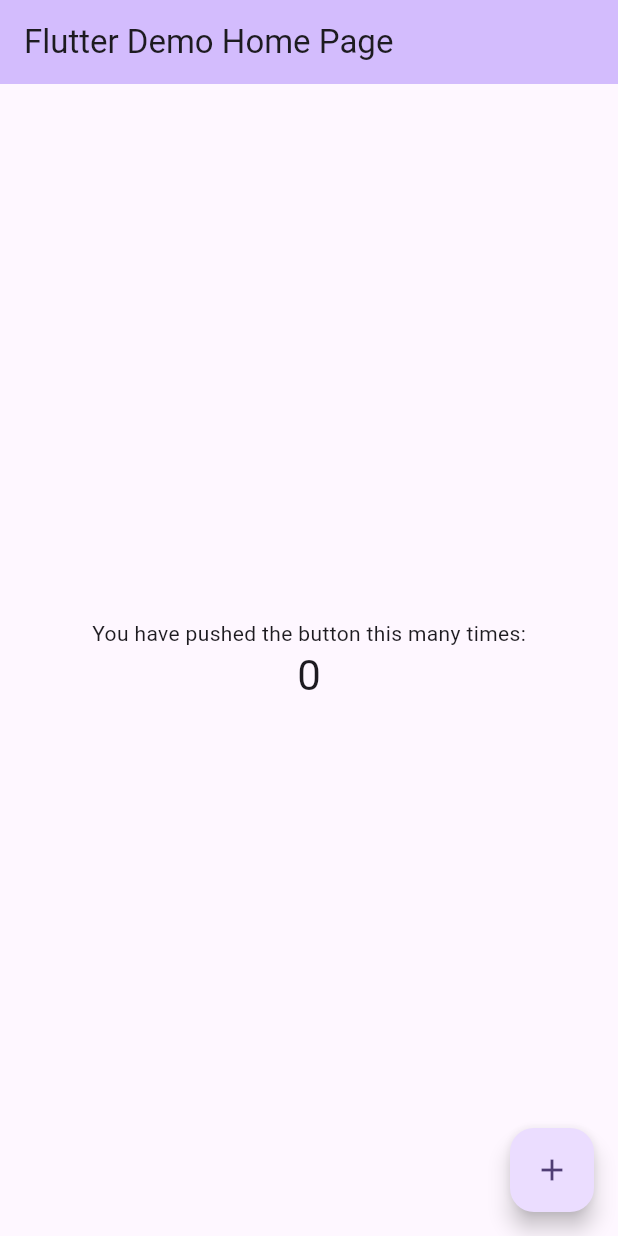
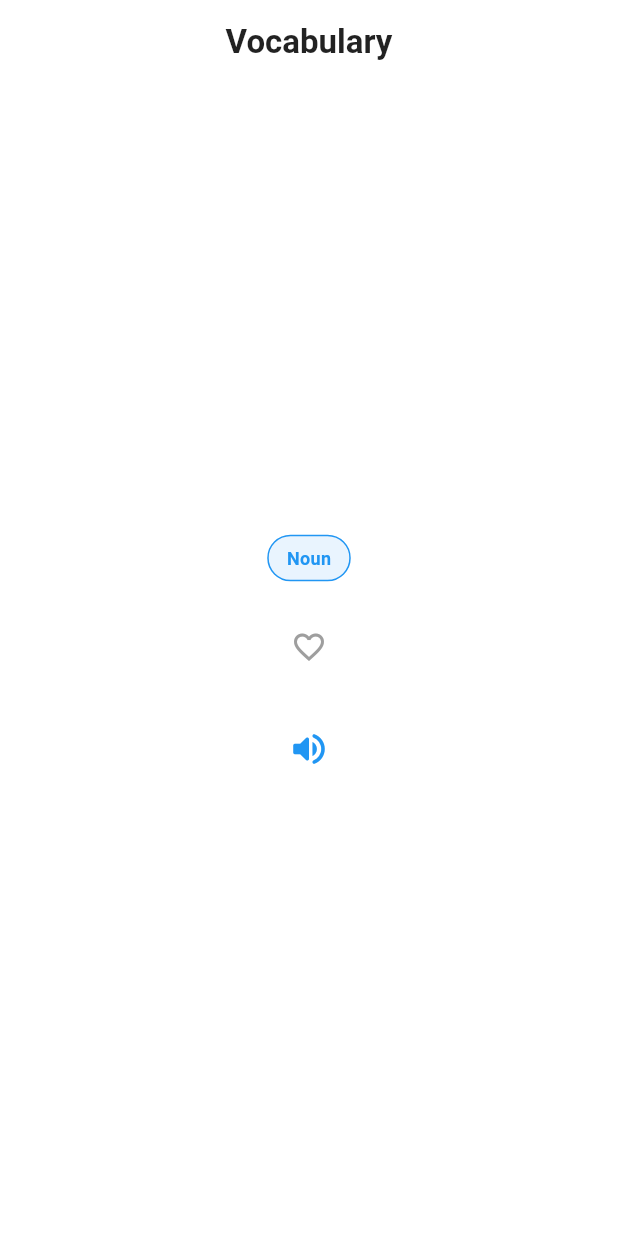
Before and after one commit to Ransley77/UTS-MobileProgramming, a Flutter app: the screen it shows after launch, on a phone screen of 412 x 824 dp. Run offline on Flutter 3.47's test engine with Material 3 defaults, Android fonts, the phone set to English and light mode, and no system bars.

Commit message:
Membuat dasar layar utama dan menambahkan tombol audio

```diff
--- a/lib/main.dart
+++ b/lib/main.dart
@@ -1,122 +1,20 @@
 import 'package:flutter/material.dart';
 
+import 'screens/vocabulary_screen.dart';
+
 void main() {
-  runApp(const MyApp());
+  runApp(const QuadraApp());
 }
 
-class MyApp extends StatelessWidget {
-  const MyApp({super.key});
+class QuadraApp extends StatelessWidget {
+  const QuadraApp({super.key});
 
-  // This widget is the root of your application.
   @override
   Widget build(BuildContext context) {
-    return MaterialApp(
-      title: 'Flutter Demo',
-      theme: ThemeData(
-        // This is the theme of your application.
-        //
-        // TRY THIS: Try running your application with "flutter run". You'll see
-        // the application has a purple toolbar. Then, without quitting the app,
-        // try changing the seedColor in the colorScheme below to Colors.green
-        // and then invoke "hot reload" (save your changes or press the "hot
-        // reload" button in a Flutter-supported IDE, or press "r" if you used
-        // the command line to start the app).
-        //
-        // Notice that the counter didn't reset back to zero; the application
-        // state is not lost during the reload. To reset the state, use hot
-        // restart instead.
-        //
-        // This works for code too, not just values: Most code changes can be
-        // tested with just a hot reload.
-        colorScheme: .fromSeed(seedColor: Colors.deepPurple),
-      ),
-      home: const MyHomePage(title: 'Flutter Demo Home Page'),
+    return const MaterialApp(
+      debugShowCheckedModeBanner: false,
+      title: 'Quadra',
+      home: VocabularyScreen(),
     );
   }
 }
-
-class MyHomePage extends StatefulWidget {
-  const MyHomePage({super.key, required this.title});
-
-  // This widget is the home page of your application. It is stateful, meaning
-  // that it has a State object (defined below) that contains fields that affect
-  // how it looks.
-
-  // This class is the configuration for the state. It holds the values (in this
-  // case the title) provided by the parent (in this case the App widget) and
-  // used by the build method of the State. Fields in a Widget subclass are
-  // always marked "final".
-
-  final String title;
-
-  @override
-  State<MyHomePage> createState() => _MyHomePageState();
-}
-
-class _MyHomePageState extends State<MyHomePage> {
-  int _counter = 0;
-
-  void _incrementCounter() {
-    setState(() {
-      // This call to setState tells the Flutter framework that something has
-      // changed in this State, which causes it to rerun the build method below
-      // so that the display can reflect the updated values. If we changed
-      // _counter without calling setState(), then the build method would not be
-      // called again, and so nothing would appear to happen.
-      _counter++;
-    });
-  }
-
-  @override
-  Widget build(BuildContext context) {
-    // This method is rerun every time setState is called, for instance as done
-    // by the _incrementCounter method above.
-    //
-    // The Flutter framework has been optimized to make rerunning build methods
-    // fast, so that you can just rebuild anything that needs updating rather
-    // than having to individually change instances of widgets.
-    return Scaffold(
-      appBar: AppBar(
-        // TRY THIS: Try changing the color here to a specific color (to
-        // Colors.amber, perhaps?) and trigger a hot reload to see the AppBar
-        // change color while the other colors stay the same.
-        backgroundColor: Theme.of(context).colorScheme.inversePrimary,
-        // Here we take the value from the MyHomePage object that was created by
-        // the App.build method, and use it to set our appbar title.
-        title: Text(widget.title),
-      ),
-      body: Center(
-        // Center is a layout widget. It takes a single child and positions it
-        // in the middle of the parent.
-        child: Column(
-          // Column is also a layout widget. It takes a list of children and
-          // arranges them vertically. By default, it sizes itself to fit its
-          // children horizontally, and tries to be as tall as its parent.
-          //
-          // Column has various properties to control how it sizes itself and
-          // how it positions its children. Here we use mainAxisAlignment to
-          // center the children vertically; the main axis here is the vertical
-          // axis because Columns are vertical (the cross axis would be
-          // horizontal).
-          //
-          // TRY THIS: Invoke "debug painting" (choose the "Toggle Debug Paint"
-          // action in the IDE, or press "p" in the console), to see the
-          // wireframe for each widget.
-          mainAxisAlignment: .center,
-          children: [
-            const Text('You have pushed the button this many times:'),
-            Text(
-              '$_counter',
-              style: Theme.of(context).textTheme.headlineMedium,
-            ),
-          ],
-        ),
-      ),
-      floatingActionButton: FloatingActionButton(
-        onPressed: _incrementCounter,
-        tooltip: 'Increment',
-        child: const Icon(Icons.add),
-      ),
-    );
-  }
-}
--- /dev/null
+++ b/lib/screens/vocabulary_screen.dart
@@ -0,0 +1,38 @@
+import 'package:flutter/material.dart';
+
+import '../widgets/vocabulary/category_chip.dart';
+import '../widgets/vocabulary/favorite_button.dart';
+import '../widgets/vocabulary/audio_button.dart';
+
+class VocabularyScreen extends StatelessWidget {
+  const VocabularyScreen({super.key});
+
+  @override
+  Widget build(BuildContext context) {
+    return Scaffold(
+      backgroundColor: Colors.white,
+      appBar: AppBar(
+        title: const Text(
+          'Vocabulary',
+          style: TextStyle(fontWeight: FontWeight.bold, color: Colors.black87),
+        ),
+        centerTitle: true,
+        backgroundColor: Colors.white,
+        elevation: 0,
+        iconTheme: const IconThemeData(color: Colors.black87),
+      ),
+      body: const Center(
+        child: Column(
+          mainAxisAlignment: MainAxisAlignment.center,
+          children: [
+            CategoryChip(label: 'Noun'),
+            SizedBox(height: 20),
+            FavoriteButton(),
+            SizedBox(height: 20),
+            AudioButton(audioUrl: 'test.mp3'),
+          ],
+        ),
+      ),
+    );
+  }
+}
--- /dev/null
+++ b/lib/widgets/vocabulary/audio_button.dart
@@ -0,0 +1,18 @@
+import 'package:flutter/material.dart';
+
+class AudioButton extends StatelessWidget {
+  final String audioUrl;
+  final VoidCallback? onPlay;
+
+  const AudioButton({super.key, required this.audioUrl, this.onPlay});
+
+  @override
+  Widget build(BuildContext context) {
+    return IconButton(
+      icon: const Icon(Icons.volume_up_rounded),
+      color: Colors.blue,
+      iconSize: 28.0,
+      onPressed: onPlay ?? () {},
+    );
+  }
+}
```
